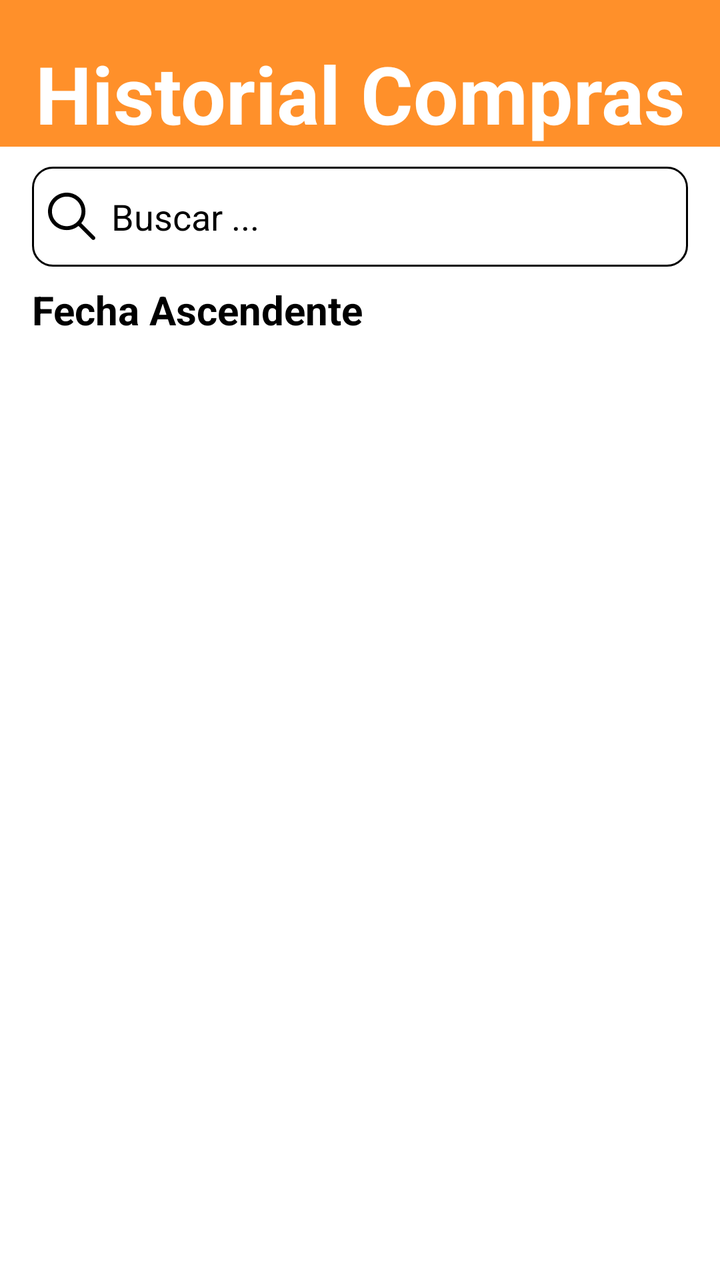
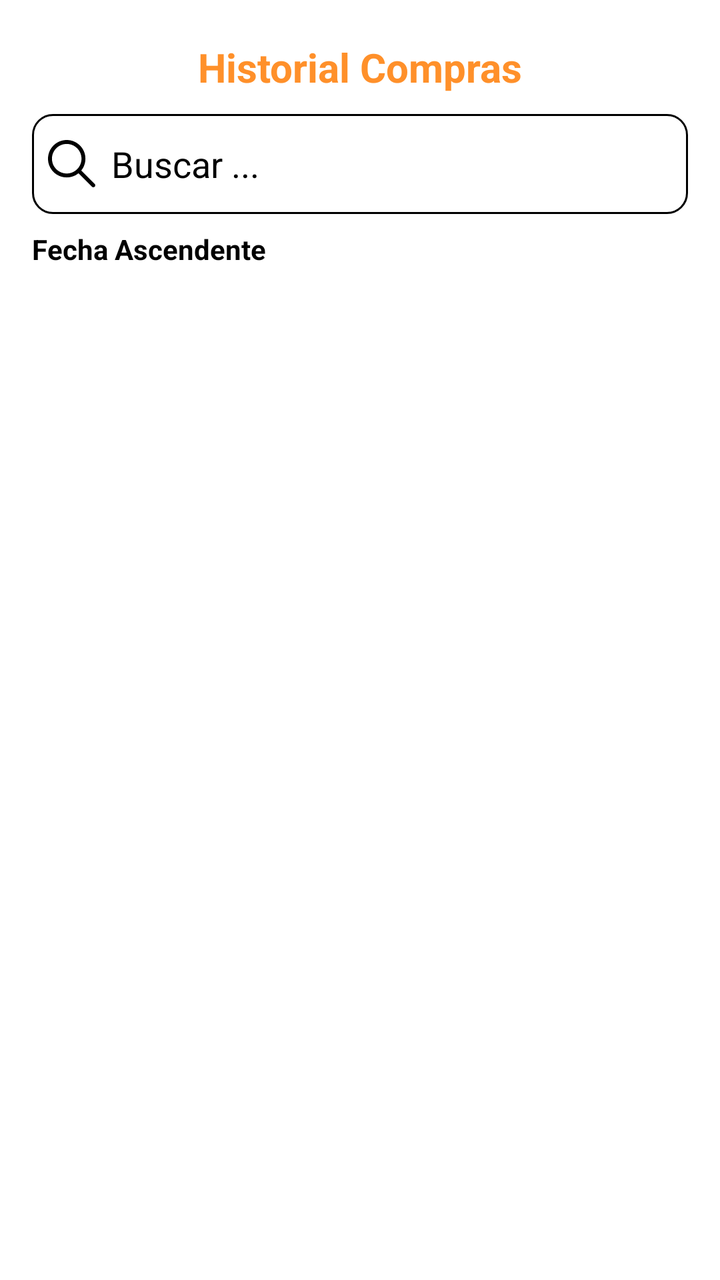

Two renders of the same Android screen: before a commit and after it. Below are the layout's source before the change and the commit's diff.
<!-- AndroidManifest.xml: application theme Theme.CERVERICA -->
<!-- res/layout/fragment_historial_cliente.xml -->
<?xml version="1.0" encoding="utf-8"?>
<ScrollView
    xmlns:android="http://schemas.android.com/apk/res/android"
    xmlns:app="http://schemas.android.com/apk/res-auto"
    android:id="@+id/scrollView2"
    android:layout_width="match_parent"
    android:layout_height="match_parent"
    app:layout_constraintEnd_toEndOf="parent"
    app:layout_constraintStart_toStartOf="parent"
    app:layout_constraintTop_toTopOf="parent">

    <androidx.constraintlayout.widget.ConstraintLayout
        android:layout_width="match_parent"
        android:layout_height="wrap_content"
        android:paddingBottom="120dp"
        android:orientation="vertical">


        <LinearLayout
            android:layout_width="match_parent"
            android:layout_height="match_parent"
            android:orientation="vertical">

            <TextView
                android:id="@+id/textView3"
                android:layout_width="match_parent"
                android:layout_height="wrap_content"
                android:paddingTop="20dp"
                android:text="Historial Compras"
                android:background="@color/orange"
                android:textColor="@color/white"
                android:textAlignment="center"
                android:textSize="40sp"
                android:textStyle="bold" />
            <EditText
                android:id="@+id/edittext_filtrar"
                android:layout_width="match_parent"
                android:layout_height="50dp"
                android:layout_marginStart="16dp"
                android:layout_marginTop="10dp"
                android:layout_marginEnd="16dp"
                android:background="@drawable/edittext_bg_dark"
                android:drawableStart="@drawable/search_icon"
                android:drawablePadding="8dp"
                android:drawableTint="@color/black"
                android:ems="10"
                android:imeOptions="actionDone"
                android:hint="Buscar ..."
                android:inputType="text"
                android:padding="8dp"
                android:textColor="@color/black"
                android:textColorHint="@color/black" />



            <TextView
                android:id="@+id/textView4"
                android:layout_width="match_parent"
                android:layout_height="wrap_content"
                android:layout_marginStart="16dp"
                android:layout_marginTop="8dp"
                android:text="Fecha Ascendente"
                android:textColor="@color/black"
                android:textSize="20sp"
                android:textStyle="bold" />

            <androidx.constraintlayout.widget.ConstraintLayout
                android:layout_width="match_parent"
                android:layout_height="match_parent"
                android:layout_gravity="center_vertical"
                android:layout_margin="8dp"
                android:minHeight="100dp">

                <androidx.recyclerview.widget.RecyclerView
                    android:id="@+id/recyclerViewCompras"
                    android:layout_width="match_parent"
                    android:layout_height="wrap_content"
                    android:layout_marginTop="24dp"
                    android:clipToPadding="false"
                    android:orientation="horizontal"
                    android:paddingStart="8dp"
                    android:paddingEnd="8dp"
                    android:scrollbars="none"
                    app:layout_constraintEnd_toEndOf="parent"
                    app:layout_constraintStart_toStartOf="parent"
                    app:layout_constraintTop_toTopOf="parent"/>

                <ProgressBar
                    android:id="@+id/progressBarReceta"
                    style="?android:attr/progressBarStyle"
                    android:layout_width="wrap_content"
                    android:layout_height="wrap_content"
                    android:backgroundTintMode="src_in"
                    android:indeterminateTint="@color/orange"
                    app:layout_constraintBottom_toBottomOf="parent"
                    app:layout_constraintEnd_toEndOf="parent"
                    app:layout_constraintStart_toStartOf="parent"
                    app:layout_constraintTop_toTopOf="parent" />

            </androidx.constraintlayout.widget.ConstraintLayout>


        </LinearLayout>
    </androidx.constraintlayout.widget.ConstraintLayout>
</ScrollView>
<!-- resources referenced by this layout -->
<resources>
  <color name="black">#FF000000</color>
  <color name="orange">#FF902A</color>
  <color name="white">#FFFFFFFF</color>
  <!-- drawable edittext_bg_dark (drawable) -->
  <?xml version="1.0" encoding="utf-8"?>
  <selector xmlns:android="http://schemas.android.com/apk/res/android">
      <item>
          <shape android:shape="rectangle">
              <stroke android:width="1dp" android:color="@color/black"/>
              <corners android:radius="10dp"/>
              <solid android:color="#30ffffff"/>
          </shape>
      </item>
  </selector>
  <!-- drawable search_icon: png bitmap (drawable-hdpi, 752 bytes) -->
  <style name="Theme.CERVERICA" parent="Base.Theme.CERVERICA" />
  <style name="Base.Theme.CERVERICA" parent="Theme.MaterialComponents.DayNight.NoActionBar">
          
          
          <item name="android:statusBarColor">
              @android:color/transparent
          </item>
      </style>
</resources>

<!-- the commit's change to res/layout/fragment_historial_cliente.xml (unified diff, before → after) -->
@@ -5,14 +5,16 @@
     android:id="@+id/scrollView2"
     android:layout_width="match_parent"
     android:layout_height="match_parent"
+    android:scrollbarAlwaysDrawVerticalTrack="false"
     app:layout_constraintEnd_toEndOf="parent"
     app:layout_constraintStart_toStartOf="parent"
-    app:layout_constraintTop_toTopOf="parent">
+    app:layout_constraintTop_toTopOf="parent"
+    android:scrollbars="none"
+    android:paddingBottom="120dp">
 
     <androidx.constraintlayout.widget.ConstraintLayout
         android:layout_width="match_parent"
         android:layout_height="wrap_content"
-        android:paddingBottom="120dp"
         android:orientation="vertical">
 
 
@@ -27,10 +29,9 @@
                 android:layout_height="wrap_content"
                 android:paddingTop="20dp"
                 android:text="Historial Compras"
-                android:background="@color/orange"
-                android:textColor="@color/white"
+                android:textColor="@color/orange"
                 android:textAlignment="center"
-                android:textSize="40sp"
+                android:textSize="20sp"
                 android:textStyle="bold" />
             <EditText
                 android:id="@+id/edittext_filtrar"
@@ -54,32 +55,32 @@
 
 
             <TextView
-                android:id="@+id/textView4"
+                android:id="@+id/btnAscendente"
                 android:layout_width="match_parent"
                 android:layout_height="wrap_content"
                 android:layout_marginStart="16dp"
                 android:layout_marginTop="8dp"
                 android:text="Fecha Ascendente"
                 android:textColor="@color/black"
-                android:textSize="20sp"
+                android:textSize="14sp"
                 android:textStyle="bold" />
 
             <androidx.constraintlayout.widget.ConstraintLayout
                 android:layout_width="match_parent"
                 android:layout_height="match_parent"
                 android:layout_gravity="center_vertical"
-                android:layout_margin="8dp"
+                android:layout_marginTop="8dp"
                 android:minHeight="100dp">
 
                 <androidx.recyclerview.widget.RecyclerView
                     android:id="@+id/recyclerViewCompras"
                     android:layout_width="match_parent"
                     android:layout_height="wrap_content"
-                    android:layout_marginTop="24dp"
+                    android:layout_marginTop="4dp"
+                    android:paddingVertical="6dp"
+                    android:layout_marginHorizontal="14dp"
                     android:clipToPadding="false"
                     android:orientation="horizontal"
-                    android:paddingStart="8dp"
-                    android:paddingEnd="8dp"
                     android:scrollbars="none"
                     app:layout_constraintEnd_toEndOf="parent"
                     app:layout_constraintStart_toStartOf="parent"
<!-- resource entries referenced after the edit -->
@@ -2,7 +2,6 @@
 <resources>
   <color name="black">#FF000000</color>
   <color name="orange">#FF902A</color>
-  <color name="white">#FFFFFFFF</color>
   <!-- drawable edittext_bg_dark (drawable) -->
   <?xml version="1.0" encoding="utf-8"?>
   <selector xmlns:android="http://schemas.android.com/apk/res/android">
@@ -19,9 +18,7 @@
   <style name="Base.Theme.CERVERICA" parent="Theme.MaterialComponents.DayNight.NoActionBar">
           
           
-          <item name="android:statusBarColor">
-              @android:color/transparent
-          </item>
+          <item name="android:windowFullscreen">true</item>
       </style>
 </resources>
 
